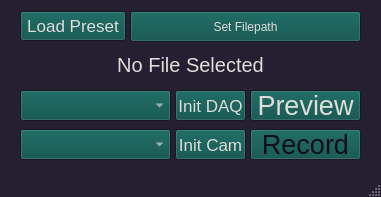
First picture: the form in main_gui.ui, repository jbmelander/jackfish, before the edit.
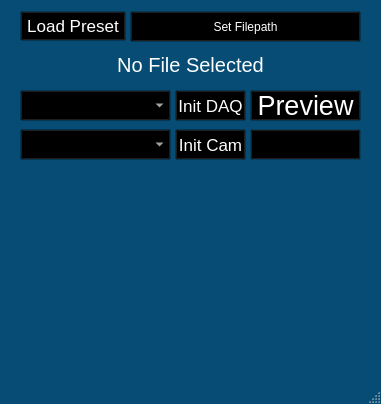
Second picture: the form after the edit. Icons and pictures are not drawn.

Patch:
```diff
--- a/main_gui.ui
+++ b/main_gui.ui
@@ -10,7 +10,7 @@
     <x>0</x>
     <y>0</y>
     <width>381</width>
-    <height>197</height>
+    <height>404</height>
    </rect>
   </property>
   <property name="palette">
@@ -19,81 +19,81 @@
      <colorrole role="WindowText">
       <brush brushstyle="SolidPattern">
        <color alpha="255">
-        <red>222</red>
-        <green>221</green>
-        <blue>218</blue>
+        <red>255</red>
+        <green>255</green>
+        <blue>255</blue>
        </color>
       </brush>
      </colorrole>
      <colorrole role="Button">
       <brush brushstyle="SolidPattern">
        <color alpha="255">
-        <red>5</red>
-        <green>77</green>
-        <blue>72</blue>
+        <red>0</red>
+        <green>0</green>
+        <blue>0</blue>
        </color>
       </brush>
      </colorrole>
      <colorrole role="Light">
       <brush brushstyle="SolidPattern">
        <color alpha="255">
-        <red>54</red>
-        <green>46</green>
-        <blue>73</blue>
+        <red>0</red>
+        <green>0</green>
+        <blue>0</blue>
        </color>
       </brush>
      </colorrole>
      <colorrole role="Midlight">
       <brush brushstyle="SolidPattern">
        <color alpha="255">
-        <red>45</red>
-        <green>38</green>
-        <blue>61</blue>
+        <red>0</red>
+        <green>0</green>
+        <blue>0</blue>
        </color>
       </brush>
      </colorrole>
      <colorrole role="Dark">
       <brush brushstyle="SolidPattern">
        <color alpha="255">
-        <red>18</red>
-        <green>15</green>
-        <blue>24</blue>
+        <red>0</red>
+        <green>0</green>
+        <blue>0</blue>
        </color>
       </brush>
      </colorrole>
      <colorrole role="Mid">
       <brush brushstyle="SolidPattern">
        <color alpha="255">
-        <red>24</red>
-        <green>21</green>
-        <blue>33</blue>
+        <red>0</red>
+        <green>0</green>
+        <blue>0</blue>
        </color>
       </brush>
      </colorrole>
      <colorrole role="Text">
       <brush brushstyle="SolidPattern">
        <color alpha="255">
-        <red>222</red>
-        <green>221</green>
-        <blue>218</blue>
+        <red>255</red>
+        <green>255</green>
+        <blue>255</blue>
        </color>
       </brush>
      </colorrole>
      <colorrole role="BrightText">
       <brush brushstyle="SolidPattern">
        <color alpha="255">
-        <red>0</red>
-        <green>0</green>
-        <blue>0</blue>
+        <red>255</red>
+        <green>255</green>
+        <blue>255</blue>
        </color>
       </brush>
      </colorrole>
      <colorrole role="ButtonText">
       <brush brushstyle="SolidPattern">
        <color alpha="255">
-        <red>222</red>
-        <green>221</green>
-        <blue>218</blue>
+        <red>255</red>
+        <green>255</green>
+        <blue>255</blue>
        </color>
       </brush>
      </colorrole>
@@ -109,9 +109,9 @@
      <colorrole role="Window">
       <brush brushstyle="SolidPattern">
        <color alpha="255">
-        <red>36</red>
-        <green>31</green>
-        <blue>49</blue>
+        <red>7</red>
+        <green>76</green>
+        <blue>116</blue>
        </color>
       </brush>
      </colorrole>
@@ -124,21 +124,12 @@
        </color>
       </brush>
      </colorrole>
-     <colorrole role="Highlight">
-      <brush brushstyle="SolidPattern">
-       <color alpha="255">
-        <red>48</red>
-        <green>140</green>
-        <blue>198</blue>
-       </color>
-      </brush>
-     </colorrole>
      <colorrole role="AlternateBase">
       <brush brushstyle="SolidPattern">
        <color alpha="255">
-        <red>18</red>
-        <green>15</green>
-        <blue>24</blue>
+        <red>0</red>
+        <green>0</green>
+        <blue>0</blue>
        </color>
       </brush>
      </colorrole>
@@ -161,11 +152,11 @@
       </brush>
      </colorrole>
      <colorrole role="PlaceholderText">
-      <brush brushstyle="NoBrush">
+      <brush brushstyle="SolidPattern">
        <color alpha="128">
-        <red>222</red>
-        <green>221</green>
-        <blue>218</blue>
+        <red>255</red>
+        <green>255</green>
+        <blue>255</blue>
        </color>
       </brush>
      </colorrole>
@@ -174,81 +165,81 @@
      <colorrole role="WindowText">
       <brush brushstyle="SolidPattern">
        <color alpha="255">
-        <red>222</red>
-        <green>221</green>
-        <blue>218</blue>
+        <red>255</red>
+        <green>255</green>
+        <blue>255</blue>
        </color>
       </brush>
      </colorrole>
      <colorrole role="Button">
       <brush brushstyle="SolidPattern">
        <color alpha="255">
-        <red>5</red>
-        <green>77</green>
-        <blue>72</blue>
+        <red>0</red>
+        <green>0</green>
+        <blue>0</blue>
        </color>
       </brush>
      </colorrole>
      <colorrole role="Light">
       <brush brushstyle="SolidPattern">
        <color alpha="255">
-        <red>54</red>
-        <green>46</green>
-        <blue>73</blue>
+        <red>0</red>
+        <green>0</green>
+        <blue>0</blue>
        </color>
       </brush>
      </colorrole>
      <colorrole role="Midlight">
       <brush brushstyle="SolidPattern">
        <color alpha="255">
-        <red>45</red>
-        <green>38</green>
-        <blue>61</blue>
+        <red>0</red>
+        <green>0</green>
+        <blue>0</blue>
        </color>
       </brush>
      </colorrole>
      <colorrole role="Dark">
       <brush brushstyle="SolidPattern">
        <color alpha="255">
-        <red>18</red>
-        <green>15</green>
-        <blue>24</blue>
+        <red>0</red>
+        <green>0</green>
+        <blue>0</blue>
        </color>
       </brush>
      </colorrole>
      <colorrole role="Mid">
       <brush brushstyle="SolidPattern">
        <color alpha="255">
-        <red>24</red>
-        <green>21</green>
-        <blue>33</blue>
+        <red>0</red>
+        <green>0</green>
+        <blue>0</blue>
        </color>
       </brush>
      </colorrole>
      <colorrole role="Text">
       <brush brushstyle="SolidPattern">
        <color alpha="255">
-        <red>222</red>
-        <green>221</green>
-        <blue>218</blue>
+        <red>255</red>
+        <green>255</green>
+        <blue>255</blue>
        </color>
       </brush>
      </colorrole>
      <colorrole role="BrightText">
       <brush brushstyle="SolidPattern">
        <color alpha="255">
-        <red>0</red>
-        <green>0</green>
-        <blue>0</blue>
+        <red>255</red>
+        <green>255</green>
+        <blue>255</blue>
        </color>
       </brush>
      </colorrole>
      <colorrole role="ButtonText">
       <brush brushstyle="SolidPattern">
        <color alpha="255">
-        <red>222</red>
-        <green>221</green>
-        <blue>218</blue>
+        <red>255</red>
+        <green>255</green>
+        <blue>255</blue>
        </color>
       </brush>
      </colorrole>
@@ -264,9 +255,9 @@
      <colorrole role="Window">
       <brush brushstyle="SolidPattern">
        <color alpha="255">
-        <red>36</red>
-        <green>31</green>
-        <blue>49</blue>
+        <red>7</red>
+        <green>76</green>
+        <blue>116</blue>
        </color>
       </brush>
      </colorrole>
@@ -279,21 +270,12 @@
        </color>
       </brush>
      </colorrole>
-     <colorrole role="Highlight">
-      <brush brushstyle="SolidPattern">
-       <color alpha="255">
-        <red>48</red>
-        <green>140</green>
-        <blue>198</blue>
-       </color>
-      </brush>
-     </colorrole>
      <colorrole role="AlternateBase">
       <brush brushstyle="SolidPattern">
        <color alpha="255">
-        <red>18</red>
-        <green>15</green>
-        <blue>24</blue>
+        <red>0</red>
+        <green>0</green>
+        <blue>0</blue>
        </color>
       </brush>
      </colorrole>
@@ -316,11 +298,11 @@
       </brush>
      </colorrole>
      <colorrole role="PlaceholderText">
-      <brush brushstyle="NoBrush">
+      <brush brushstyle="SolidPattern">
        <color alpha="128">
-        <red>222</red>
-        <green>221</green>
-        <blue>218</blue>
+        <red>255</red>
+        <green>255</green>
+        <blue>255</blue>
        </color>
       </brush>
      </colorrole>
@@ -329,99 +311,99 @@
      <colorrole role="WindowText">
       <brush brushstyle="SolidPattern">
        <color alpha="255">
-        <red>18</red>
-        <green>15</green>
-        <blue>24</blue>
+        <red>0</red>
+        <green>0</green>
+        <blue>0</blue>
        </color>
       </brush>
      </colorrole>
      <colorrole role="Button">
       <brush brushstyle="SolidPattern">
        <color alpha="255">
-        <red>5</red>
-        <green>77</green>
-        <blue>72</blue>
+        <red>0</red>
+        <green>0</green>
+        <blue>0</blue>
        </color>
       </brush>
      </colorrole>
      <colorrole role="Light">
       <brush brushstyle="SolidPattern">
        <color alpha="255">
-        <red>54</red>
-        <green>46</green>
-        <blue>73</blue>
+        <red>0</red>
+        <green>0</green>
+        <blue>0</blue>
        </color>
       </brush>
      </colorrole>
      <colorrole role="Midlight">
       <brush brushstyle="SolidPattern">
        <color alpha="255">
-        <red>45</red>
-        <green>38</green>
-        <blue>61</blue>
+        <red>0</red>
+        <green>0</green>
+        <blue>0</blue>
        </color>
       </brush>
      </colorrole>
      <colorrole role="Dark">
       <brush brushstyle="SolidPattern">
        <color alpha="255">
-        <red>18</red>
-        <green>15</green>
-        <blue>24</blue>
+        <red>0</red>
+        <green>0</green>
+        <blue>0</blue>
        </color>
       </brush>
      </colorrole>
      <colorrole role="Mid">
       <brush brushstyle="SolidPattern">
        <color alpha="255">
-        <red>24</red>
-        <green>21</green>
-        <blue>33</blue>
+        <red>0</red>
+        <green>0</green>
+        <blue>0</blue>
        </color>
       </brush>
      </colorrole>
      <colorrole role="Text">
       <brush brushstyle="SolidPattern">
        <color alpha="255">
-        <red>18</red>
-        <green>15</green>
-        <blue>24</blue>
+        <red>0</red>
+        <green>0</green>
+        <blue>0</blue>
        </color>
       </brush>
      </colorrole>
      <colorrole role="BrightText">
       <brush brushstyle="SolidPattern">
        <color alpha="255">
-        <red>0</red>
-        <green>0</green>
-        <blue>0</blue>
+        <red>255</red>
+        <green>255</green>
+        <blue>255</blue>
        </color>
       </brush>
      </colorrole>
      <colorrole role="ButtonText">
       <brush brushstyle="SolidPattern">
        <color alpha="255">
-        <red>18</red>
-        <green>15</green>
-        <blue>24</blue>
+        <red>0</red>
+        <green>0</green>
+        <blue>0</blue>
        </color>
       </brush>
      </colorrole>
      <colorrole role="Base">
       <brush brushstyle="SolidPattern">
        <color alpha="255">
-        <red>36</red>
-        <green>31</green>
-        <blue>49</blue>
+        <red>7</red>
+        <green>76</green>
+        <blue>116</blue>
        </color>
       </brush>
      </colorrole>
      <colorrole role="Window">
       <brush brushstyle="SolidPattern">
        <color alpha="255">
-        <red>36</red>
-        <green>31</green>
-        <blue>49</blue>
+        <red>7</red>
+        <green>76</green>
+        <blue>116</blue>
        </color>
       </brush>
      </colorrole>
@@ -434,21 +416,12 @@
        </color>
       </brush>
      </colorrole>
-     <colorrole role="Highlight">
-      <brush brushstyle="SolidPattern">
-       <color alpha="255">
-        <red>145</red>
-        <green>145</green>
-        <blue>145</blue>
-       </color>
-      </brush>
-     </colorrole>
      <colorrole role="AlternateBase">
       <brush brushstyle="SolidPattern">
        <color alpha="255">
-        <red>36</red>
-        <green>31</green>
-        <blue>49</blue>
+        <red>0</red>
+        <green>0</green>
+        <blue>0</blue>
        </color>
       </brush>
      </colorrole>
@@ -471,11 +444,11 @@
       </brush>
      </colorrole>
      <colorrole role="PlaceholderText">
-      <brush brushstyle="NoBrush">
+      <brush brushstyle="SolidPattern">
        <color alpha="128">
-        <red>222</red>
-        <green>221</green>
-        <blue>218</blue>
+        <red>255</red>
+        <green>255</green>
+        <blue>255</blue>
        </color>
       </brush>
      </colorrole>
@@ -642,6 +615,25 @@
      <string>Load Preset</string>
     </property>
    </widget>
+   <widget class="QLabel" name="label">
+    <property name="geometry">
+     <rect>
+      <x>20</x>
+      <y>170</y>
+      <width>341</width>
+      <height>201</height>
+     </rect>
+    </property>
+    <property name="text">
+     <string/>
+    </property>
+    <property name="pixmap">
+     <pixmap>assets/jf.jpg</pixmap>
+    </property>
+    <property name="scaledContents">
+     <bool>true</bool>
+    </property>
+   </widget>
   </widget>
   <widget class="QStatusBar" name="statusBar"/>
  </widget>
```
